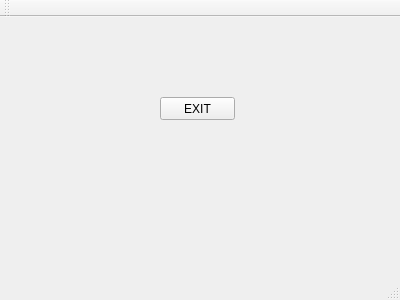
Before: the Qt Designer form guiShelter/guishelter.ui in samdoctolero/TSS_Capstone, drawn with Qt 5.
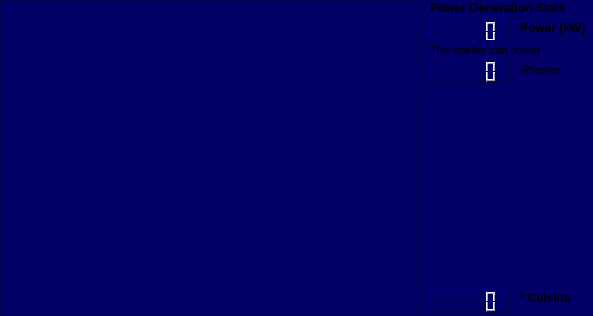
After: the same form once the commit is applied.

What changed in the file:
```diff
--- a/guiShelter/guishelter.ui
+++ b/guiShelter/guishelter.ui
@@ -6,47 +6,174 @@
    <rect>
     <x>0</x>
     <y>0</y>
-    <width>400</width>
-    <height>300</height>
+    <width>593</width>
+    <height>316</height>
    </rect>
   </property>
   <property name="windowTitle">
    <string>guiShelter</string>
   </property>
+  <property name="autoFillBackground">
+   <bool>false</bool>
+  </property>
+  <property name="styleSheet">
+   <string notr="true">background-color: rgb(0, 0, 103);</string>
+  </property>
   <widget class="QWidget" name="centralWidget">
-   <widget class="QPushButton" name="exit">
+   <widget class="QGraphicsView" name="graphicsView">
     <property name="geometry">
      <rect>
-      <x>160</x>
-      <y>80</y>
-      <width>75</width>
+      <x>0</x>
+      <y>0</y>
+      <width>421</width>
+      <height>321</height>
+     </rect>
+    </property>
+   </widget>
+   <widget class="QLCDNumber" name="lcdNumber">
+    <property name="geometry">
+     <rect>
+      <x>430</x>
+      <y>20</y>
+      <width>81</width>
       <height>23</height>
      </rect>
     </property>
+   </widget>
+   <widget class="QLabel" name="label">
+    <property name="geometry">
+     <rect>
+      <x>520</x>
+      <y>20</y>
+      <width>71</width>
+      <height>16</height>
+     </rect>
+    </property>
+    <property name="font">
+     <font>
+      <pointsize>9</pointsize>
+      <weight>75</weight>
+      <bold>true</bold>
+     </font>
+    </property>
     <property name="text">
-     <string>EXIT</string>
+     <string>Power (kW)</string>
     </property>
    </widget>
+   <widget class="QLabel" name="label_2">
+    <property name="geometry">
+     <rect>
+      <x>430</x>
+      <y>0</y>
+      <width>151</width>
+      <height>16</height>
+     </rect>
+    </property>
+    <property name="font">
+     <font>
+      <pointsize>9</pointsize>
+      <weight>75</weight>
+      <bold>true</bold>
+     </font>
+    </property>
+    <property name="text">
+     <string>Power Generation Stats</string>
+    </property>
+   </widget>
+   <widget class="QLCDNumber" name="lcdNumber_2">
+    <property name="geometry">
+     <rect>
+      <x>430</x>
+      <y>60</y>
+      <width>81</width>
+      <height>23</height>
+     </rect>
+    </property>
+   </widget>
+   <widget class="QLabel" name="label_3">
+    <property name="geometry">
+     <rect>
+      <x>430</x>
+      <y>40</y>
+      <width>151</width>
+      <height>21</height>
+     </rect>
+    </property>
+    <property name="font">
+     <font>
+      <pointsize>8</pointsize>
+      <weight>50</weight>
+      <bold>false</bold>
+     </font>
+    </property>
+    <property name="text">
+     <string>This shelter can power : </string>
+    </property>
+   </widget>
+   <widget class="QLabel" name="label_4">
+    <property name="geometry">
+     <rect>
+      <x>520</x>
+      <y>60</y>
+      <width>41</width>
+      <height>21</height>
+     </rect>
+    </property>
+    <property name="font">
+     <font>
+      <pointsize>8</pointsize>
+      <weight>50</weight>
+      <bold>false</bold>
+     </font>
+    </property>
+    <property name="text">
+     <string>iPhones</string>
+    </property>
+   </widget>
+   <widget class="QLCDNumber" name="lcdNumber_3">
+    <property name="geometry">
+     <rect>
+      <x>430</x>
+      <y>290</y>
+      <width>81</width>
+      <height>23</height>
+     </rect>
+    </property>
+   </widget>
+   <widget class="QLabel" name="label_5">
+    <property name="geometry">
+     <rect>
+      <x>520</x>
+      <y>290</y>
+      <width>71</width>
+      <height>16</height>
+     </rect>
+    </property>
+    <property name="font">
+     <font>
+      <pointsize>9</pointsize>
+      <weight>75</weight>
+      <bold>true</bold>
+     </font>
+    </property>
+    <property name="text">
+     <string>* Celsius</string>
+    </property>
+   </widget>
+   <widget class="QLabel" name="lbl_logo">
+    <property name="geometry">
+     <rect>
+      <x>430</x>
+      <y>90</y>
+      <width>151</width>
+      <height>81</height>
+     </rect>
+    </property>
+    <property name="text">
+     <string/>
+    </property>
+   </widget>
   </widget>
-  <widget class="QMenuBar" name="menuBar">
-   <property name="geometry">
-    <rect>
-     <x>0</x>
-     <y>0</y>
-     <width>400</width>
-     <height>21</height>
-    </rect>
-   </property>
-  </widget>
-  <widget class="QToolBar" name="mainToolBar">
-   <attribute name="toolBarArea">
-    <enum>TopToolBarArea</enum>
-   </attribute>
-   <attribute name="toolBarBreak">
-    <bool>false</bool>
-   </attribute>
-  </widget>
-  <widget class="QStatusBar" name="statusBar"/>
  </widget>
  <layoutdefault spacing="6" margin="11"/>
  <resources/>
```
Left out of the diff: 22 changed lines with no effect on the pictures.
